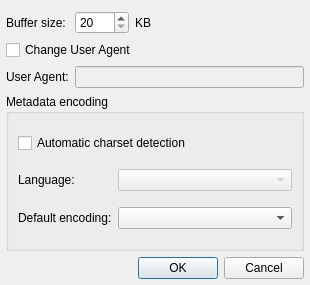
Before: the Qt Designer form qmmp/src/plugins/Transports/http/httpsettingsdialog.ui in prinsbert/qmmp-dev, drawn with Qt 5.
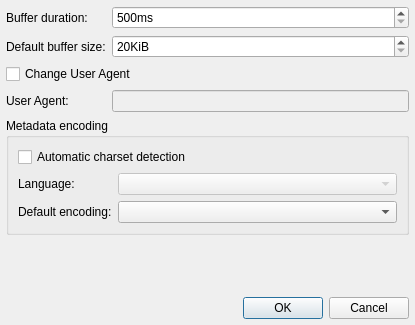
After: the same form once the commit is applied.

Commit message: https: added feature to set buffer duration

```diff
--- a/qmmp/src/plugins/Transports/http/httpsettingsdialog.ui
+++ b/qmmp/src/plugins/Transports/http/httpsettingsdialog.ui
@@ -6,34 +6,39 @@
    <rect>
     <x>0</x>
     <y>0</y>
-    <width>310</width>
-    <height>285</height>
+    <width>415</width>
+    <height>325</height>
    </rect>
   </property>
   <property name="windowTitle">
    <string>HTTP Plugin Settings</string>
   </property>
-  <layout class="QGridLayout" name="gridLayout_2">
+  <layout class="QVBoxLayout" name="verticalLayout">
    <property name="leftMargin">
     <number>6</number>
    </property>
+   <property name="topMargin">
+    <number>6</number>
+   </property>
    <property name="rightMargin">
     <number>6</number>
    </property>
    <property name="bottomMargin">
     <number>6</number>
    </property>
-   <item row="0" column="0">
+   <item>
+    <layout class="QFormLayout" name="formLayout_2">
+     <item row="1" column="0">
     <widget class="QLabel" name="label_17_2_2">
      <property name="text">
-      <string>Buffer size:</string>
+        <string>Default buffer size:</string>
      </property>
      <property name="alignment">
       <set>Qt::AlignLeading|Qt::AlignLeft|Qt::AlignVCenter</set>
      </property>
     </widget>
    </item>
-   <item row="0" column="1">
+     <item row="1" column="1">
     <widget class="QSpinBox" name="bufferSizeSpinBox">
      <property name="sizePolicy">
       <sizepolicy hsizetype="Preferred" vsizetype="Fixed">
@@ -41,51 +46,83 @@
        <verstretch>0</verstretch>
       </sizepolicy>
      </property>
+       <property name="toolTip">
+        <string>This value is used if information about bitrate is &lt;b&gt;not&lt;/b&gt; available.</string>
+       </property>
+       <property name="suffix">
+        <string>KiB</string>
+       </property>
      <property name="minimum">
       <number>20</number>
      </property>
      <property name="maximum">
-      <number>1000</number>
+        <number>10000</number>
      </property>
      <property name="singleStep">
       <number>20</number>
      </property>
     </widget>
    </item>
-   <item row="0" column="2">
+     <item row="2" column="0" colspan="2">
+      <widget class="QCheckBox" name="userAgentCheckBox">
+       <property name="text">
+        <string>Change User Agent</string>
+       </property>
+      </widget>
+     </item>
+     <item row="3" column="0">
+      <widget class="QLabel" name="label_3">
+       <property name="text">
+        <string>User Agent:</string>
+       </property>
+      </widget>
+     </item>
+     <item row="3" column="1">
+      <widget class="QLineEdit" name="userAgentLineEdit">
+       <property name="enabled">
+        <bool>false</bool>
+       </property>
+      </widget>
+     </item>
+     <item row="0" column="0">
     <widget class="QLabel" name="label">
-     <property name="sizePolicy">
-      <sizepolicy hsizetype="Expanding" vsizetype="Preferred">
-       <horstretch>0</horstretch>
-       <verstretch>0</verstretch>
-      </sizepolicy>
-     </property>
      <property name="text">
-      <string>KB</string>
+        <string>Buffer duration:</string>
      </property>
     </widget>
    </item>
-   <item row="4" column="1" colspan="2">
-    <widget class="QDialogButtonBox" name="buttonBox">
-     <property name="standardButtons">
-      <set>QDialogButtonBox::Cancel|QDialogButtonBox::Ok</set>
-     </property>
-    </widget>
-   </item>
-   <item row="3" column="0" colspan="3">
+     <item row="0" column="1">
+      <widget class="QSpinBox" name="bufferDurationSpinBox">
+       <property name="toolTip">
+        <string>This value is used if information about bitrate is available.</string>
+       </property>
+       <property name="suffix">
+        <string>ms</string>
+       </property>
+       <property name="minimum">
+        <number>500</number>
+       </property>
+       <property name="maximum">
+        <number>30000</number>
+       </property>
+      </widget>
+     </item>
+    </layout>
+   </item>
+   <item>
     <widget class="QGroupBox" name="groupBox">
      <property name="title">
       <string>Metadata encoding</string>
      </property>
-     <layout class="QGridLayout" name="gridLayout">
-      <item row="1" column="0" colspan="3">
+     <layout class="QFormLayout" name="formLayout">
+      <item row="0" column="0" colspan="2">
        <widget class="QCheckBox" name="autoCharsetCheckBox">
         <property name="text">
          <string>Automatic charset detection</string>
         </property>
        </widget>
       </item>
-      <item row="2" column="0">
+      <item row="1" column="0">
        <widget class="QLabel" name="label_2">
         <property name="enabled">
          <bool>true</bool>
@@ -95,14 +132,14 @@
         </property>
        </widget>
       </item>
-      <item row="2" column="1" colspan="2">
+      <item row="1" column="1">
        <widget class="QComboBox" name="encaAnalyserComboBox">
         <property name="enabled">
          <bool>false</bool>
         </property>
        </widget>
       </item>
-      <item row="3" column="0">
+      <item row="2" column="0">
        <widget class="QLabel" name="label_15_4">
         <property name="sizePolicy">
          <sizepolicy hsizetype="Preferred" vsizetype="Preferred">
@@ -118,7 +155,7 @@
         </property>
        </widget>
       </item>
-      <item row="3" column="1" colspan="2">
+      <item row="2" column="1">
        <widget class="QComboBox" name="icyEncodingComboBox">
         <property name="sizePolicy">
          <sizepolicy hsizetype="Preferred" vsizetype="Fixed">
@@ -131,24 +168,23 @@
      </layout>
     </widget>
    </item>
-   <item row="2" column="0">
-    <widget class="QLabel" name="label_3">
-     <property name="text">
-      <string>User Agent:</string>
+   <item>
+    <spacer name="verticalSpacer">
+     <property name="orientation">
+      <enum>Qt::Vertical</enum>
      </property>
-    </widget>
-   </item>
-   <item row="2" column="1" colspan="2">
-    <widget class="QLineEdit" name="userAgentLineEdit">
-     <property name="enabled">
-      <bool>false</bool>
+     <property name="sizeHint" stdset="0">
+      <size>
+       <width>20</width>
+       <height>40</height>
+      </size>
      </property>
-    </widget>
+    </spacer>
    </item>
-   <item row="1" column="0" colspan="3">
-    <widget class="QCheckBox" name="userAgentCheckBox">
-     <property name="text">
-      <string>Change User Agent</string>
+   <item>
+    <widget class="QDialogButtonBox" name="buttonBox">
+     <property name="standardButtons">
+      <set>QDialogButtonBox::Cancel|QDialogButtonBox::Ok</set>
      </property>
     </widget>
    </item>
```
Lines whose indentation alone changed are shown as unchanged. The commit also changes 3 other files.
